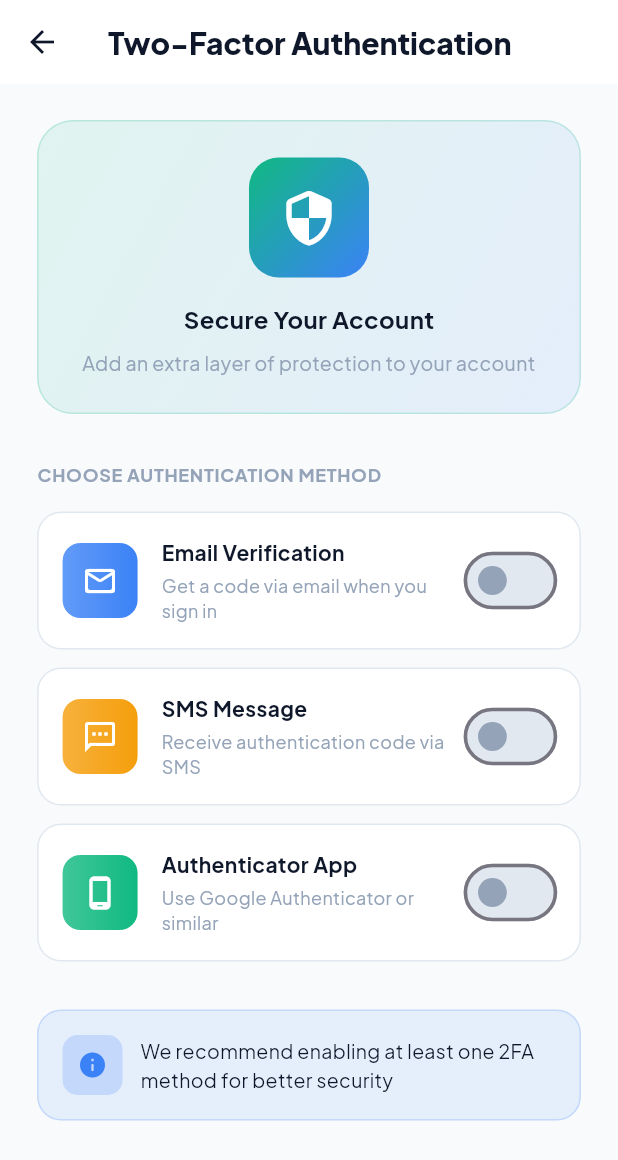
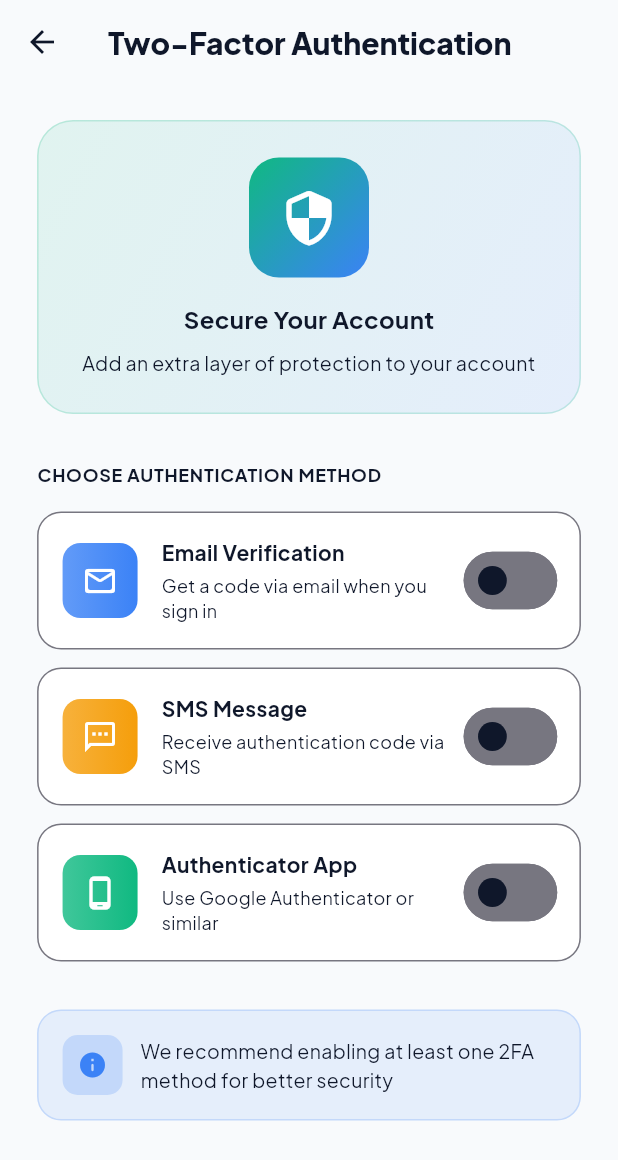
Before and after one commit to Avinash174/Do-Now-, a Flutter app: the TwoFactorAuthView screen opened by its route, on a phone screen of 412 x 824 dp. Shown: the top 1160 px of the screen. Run offline on Flutter 3.47's test engine with Material 3 defaults, Android fonts, the phone set to English and light mode, and no system bars; drawn by our look-alikes of flutter_animate; our stand-ins replace awesome_snackbar_content, firebase_auth, firebase_core, firebase_database, firebase_messaging, firebase_storage and 9 more; accounts and stored records are empty.

Commit message:
style: Enhance UI theming and dark mode compatibility across settings and legal views.

```diff
--- a/lib/view/two_factor_auth_view.dart
+++ b/lib/view/two_factor_auth_view.dart
@@ -21,17 +21,28 @@ class _TwoFactorAuthViewState extends State<TwoFactorAuthView> {
   Widget build(BuildContext context) {
     final size = MediaQuery.of(context).size;
     final isSmallScreen = size.width < 360;
+    final theme = Theme.of(context);
 
     return Scaffold(
-      backgroundColor: AppColors.background,
+      backgroundColor: theme.scaffoldBackgroundColor,
       appBar: AppBar(
-        backgroundColor: AppColors.white,
+        backgroundColor: theme.scaffoldBackgroundColor,
         elevation: 0,
-        leading: const PlatformBackButton(color: AppColors.textDark),
+        leading: PlatformBackButton(
+          color:
+              theme.textTheme.titleMedium?.color ??
+              (theme.brightness == Brightness.dark
+                  ? Colors.white
+                  : AppColors.textDark),
+        ),
         title: Text(
           'Two-Factor Authentication',
           style: GoogleFonts.plusJakartaSans(
-            color: AppColors.textDark,
+            color:
+                theme.textTheme.titleMedium?.color ??
+                (theme.brightness == Brightness.dark
+                    ? Colors.white
+                    : AppColors.textDark),
             fontWeight: FontWeight.w800,
             fontSize: isSmallScreen ? 18 : 20,
           ),
@@ -54,15 +65,21 @@ class _TwoFactorAuthViewState extends State<TwoFactorAuthView> {
                 decoration: BoxDecoration(
                   gradient: LinearGradient(
                     colors: [
-                      AppColors.success.withValues(alpha: 0.1),
-                      AppColors.info.withValues(alpha: 0.1),
+                      AppColors.success.withValues(
+                        alpha: theme.brightness == Brightness.dark ? 0.2 : 0.1,
+                      ),
+                      AppColors.info.withValues(
+                        alpha: theme.brightness == Brightness.dark ? 0.2 : 0.1,
+                      ),
                     ],
                     begin: Alignment.topLeft,
                     end: Alignment.bottomRight,
                   ),
                   borderRadius: BorderRadius.circular(24),
                   border: Border.all(
-                    color: AppColors.success.withValues(alpha: 0.2),
+                    color: AppColors.success.withValues(
+                      alpha: theme.brightness == Brightness.dark ? 0.4 : 0.2,
+                    ),
                   ),
                 ),
                 child: Column(
@@ -90,7 +107,11 @@ class _TwoFactorAuthViewState extends State<TwoFactorAuthView> {
                       style: GoogleFonts.plusJakartaSans(
                         fontSize: 16,
                         fontWeight: FontWeight.w700,
-                        color: AppColors.textDark,
+                        color:
+                            theme.textTheme.titleMedium?.color ??
+                            (theme.brightness == Brightness.dark
+                                ? Colors.white
+                                : AppColors.textDark),
                       ),
                     ),
                     const SizedBox(height: 8),
@@ -99,7 +120,11 @@ class _TwoFactorAuthViewState extends State<TwoFactorAuthView> {
                       textAlign: TextAlign.center,
                       style: GoogleFonts.plusJakartaSans(
                         fontSize: 13,
-                        color: AppColors.textMuted,
+                        color:
+                            theme.textTheme.bodySmall?.color ??
+                            (theme.brightness == Brightness.dark
+                                ? Colors.white70
+                                : AppColors.textMuted),
                       ),
                     ),
                   ],
@@ -111,13 +136,18 @@ class _TwoFactorAuthViewState extends State<TwoFactorAuthView> {
                 style: GoogleFonts.plusJakartaSans(
                   fontSize: 12,
                   fontWeight: FontWeight.w700,
-                  color: AppColors.textMuted,
+                  color:
+                      theme.textTheme.bodySmall?.color ??
+                      (theme.brightness == Brightness.dark
+                          ? Colors.white60
+                          : AppColors.textMuted),
                   letterSpacing: 0.5,
                 ),
               ),
               const SizedBox(height: 16),
               // Email 2FA
               _buildAuthMethodTile(
+                context: context,
                 icon: Icons.mail_outline_rounded,
                 title: 'Email Verification',
                 subtitle: 'Get a code via email when you sign in',
@@ -128,6 +158,7 @@ class _TwoFactorAuthViewState extends State<TwoFactorAuthView> {
               const SizedBox(height: 12),
               // SMS 2FA
               _buildAuthMethodTile(
+                context: context,
                 icon: Icons.sms_outlined,
                 title: 'SMS Message',
                 subtitle: 'Receive authentication code via SMS',
@@ -138,6 +169,7 @@ class _TwoFactorAuthViewState extends State<TwoFactorAuthView> {
               const SizedBox(height: 12),
               // Authenticator App
               _buildAuthMethodTile(
+                context: context,
                 icon: Icons.phone_android_rounded,
                 title: 'Authenticator App',
                 subtitle: 'Use Google Authenticator or similar',
@@ -150,10 +182,14 @@ class _TwoFactorAuthViewState extends State<TwoFactorAuthView> {
               Container(
                 padding: const EdgeInsets.all(16),
                 decoration: BoxDecoration(
-                  color: AppColors.info.withValues(alpha: 0.1),
+                  color: AppColors.info.withValues(
+                    alpha: theme.brightness == Brightness.dark ? 0.2 : 0.1,
+                  ),
                   borderRadius: BorderRadius.circular(16),
                   border: Border.all(
-                    color: AppColors.info.withValues(alpha: 0.2),
+                    color: AppColors.info.withValues(
+                      alpha: theme.brightness == Brightness.dark ? 0.4 : 0.2,
+                    ),
                   ),
                 ),
                 child: Row(
@@ -177,7 +213,11 @@ class _TwoFactorAuthViewState extends State<TwoFactorAuthView> {
                         'We recommend enabling at least one 2FA method for better security',
                         style: GoogleFonts.plusJakartaSans(
                           fontSize: 13,
-                          color: AppColors.textDark,
+                          color:
+                              theme.textTheme.bodyMedium?.color ??
+                              (theme.brightness == Brightness.dark
+                                  ? Colors.white
+                                  : AppColors.textDark),
                         ),
                       ),
                     ),
@@ -193,6 +233,7 @@ class _TwoFactorAuthViewState extends State<TwoFactorAuthView> {
   }
 
   Widget _buildAuthMethodTile({
+    required BuildContext context,
     required IconData icon,
     required String title,
     required String subtitle,
@@ -200,13 +241,14 @@ class _TwoFactorAuthViewState extends State<TwoFactorAuthView> {
     required Color color,
     required Function(bool) onChanged,
   }) {
+    final theme = Theme.of(context);
     return Container(
       padding: const EdgeInsets.all(16),
       decoration: BoxDecoration(
-        color: AppColors.white,
+        color: theme.cardColor,
         borderRadius: BorderRadius.circular(16),
         border: Border.all(
-          color: value ? color.withValues(alpha: 0.3) : AppColors.borderColor,
+          color: value ? color.withValues(alpha: 0.3) : theme.dividerColor,
           width: value ? 2 : 1,
         ),
         boxShadow: value
@@ -242,7 +284,11 @@ class _TwoFactorAuthViewState extends State<TwoFactorAuthView> {
                   style: GoogleFonts.plusJakartaSans(
                     fontSize: 14,
                     fontWeight: FontWeight.w700,
-                    color: AppColors.textDark,
+                    color:
+                        theme.textTheme.titleMedium?.color ??
+                        (theme.brightness == Brightness.dark
+                            ? Colors.white
+                            : AppColors.textDark),
                   ),
                 ),
                 const SizedBox(height: 4),
@@ -250,7 +296,11 @@ class _TwoFactorAuthViewState extends State<TwoFactorAuthView> {
                   subtitle,
                   style: GoogleFonts.plusJakartaSans(
                     fontSize: 12,
-                    color: AppColors.textMuted,
+                    color:
+                        theme.textTheme.bodySmall?.color ??
+                        (theme.brightness == Brightness.dark
+                            ? Colors.white70
+                            : AppColors.textMuted),
                   ),
                 ),
               ],
@@ -263,8 +313,12 @@ class _TwoFactorAuthViewState extends State<TwoFactorAuthView> {
               value: value,
               onChanged: onChanged,
               activeColor: color,
-              inactiveThumbColor: AppColors.textMuted,
-              inactiveTrackColor: AppColors.borderColor,
+              inactiveThumbColor:
+                  theme.textTheme.bodySmall?.color ??
+                  (theme.brightness == Brightness.dark
+                      ? Colors.white
+                      : AppColors.textMuted),
+              inactiveTrackColor: theme.dividerColor,
             ),
           ),
         ],
```
Also changed, not shown: lib/view/face_id_biometric_view.dart (+37 -17 lines), lib/view/legal_view.dart (+42 -5 lines), lib/view/profile_visibility_view.dart (+10 -9 lines).
